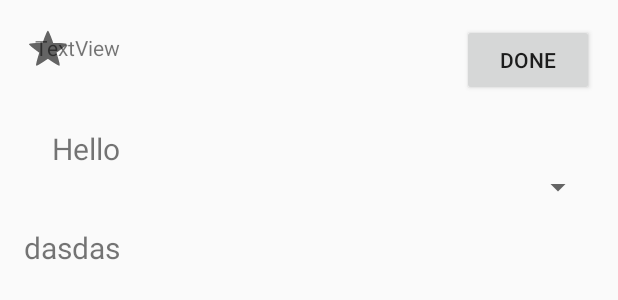
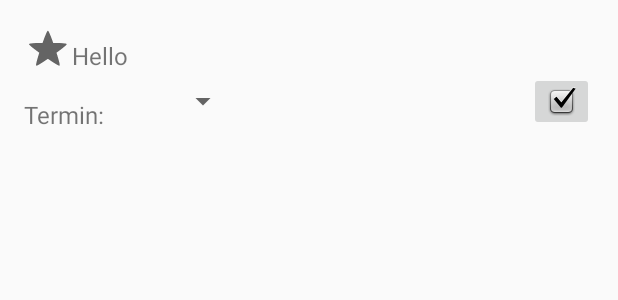
Before and after one commit to sekut1626/todo, an Android app: the layout item_todo.xml on its own in the app's theme, with its tools: preview values and no code run, on a phone screen of 412 x 824 dp. Shown: the top 300 px of the screen. Run offline under Robolectric (Android 15) with nearby library versions, the phone set to English and light mode, and no system bars.

Commit message:
drobne poprawki wizualne

```diff
--- a/app/src/main/java/com/example/sebastian/mytodo/DatePickerFragment.java
+++ b/app/src/main/java/com/example/sebastian/mytodo/DatePickerFragment.java
@@ -30,7 +30,7 @@ public class DatePickerFragment extends DialogFragment
     public void onDateSet(DatePicker view, int year, int month, int day) {
         // Do something with the date chosen by the user
         TextView tv1= (TextView) getActivity().findViewById(R.id.textViewDate);
-        tv1.setText("Termin "+view.getYear()+view.getMonth()+view.getDayOfMonth());
+        tv1.setText("Termin: "+view.getYear()+"-"+view.getMonth()+"-"+view.getDayOfMonth());
 
     }
 
--- a/app/src/main/res/layout/item_todo.xml
+++ b/app/src/main/res/layout/item_todo.xml
@@ -11,69 +11,55 @@
     android:paddingTop="@dimen/activity_vertical_margin"
     tools:context="com.example.sebastian.mytodo.MainActivity">
 
-
         <CheckBox
             android:layout_width="wrap_content"
             android:layout_height="wrap_content"
-        android:layout_below="@+id/taketask"
-        android:layout_marginTop="0dp"
             android:id="@+id/checkBox1"
             android:onClick="setCheckBoxStar"
-        style="?android:attr/starStyle"/>
+            style="?android:attr/starStyle"
+            android:layout_alignParentLeft="true"
+            android:layout_alignParentStart="true" />
 
+        <TextView
+            android:id="@+id/task_title"
+            android:layout_width="match_parent"
+            android:layout_height="wrap_content"
+            android:text="Hello"
+            android:textSize="16sp"
+            android:layout_alignBottom="@+id/checkBox1"
+            android:layout_toRightOf="@+id/checkBox1"
+            android:layout_toEndOf="@+id/checkBox1" />
 
-    <Button
-        android:id="@+id/deleteTask"
+        <Spinner
             android:layout_width="wrap_content"
             android:layout_height="wrap_content"
-        android:layout_alignParentEnd="true"
+            android:id="@+id/spinner2"
+            android:layout_weight="1"
+            android:layout_below="@+id/task_title"
+            android:layout_toRightOf="@+id/dataKurwa"
+            android:layout_toEndOf="@+id/dataKurwa"
+            android:layout_marginLeft="42dp"
+            android:layout_marginStart="42dp"
+            android:layout_alignBottom="@+id/dataKurwa" />
+
+        <ImageButton
+            android:layout_width="wrap_content"
+            android:layout_height="wrap_content"
+            app:srcCompat="@android:drawable/checkbox_on_background"
+            android:id="@+id/imageButtonDelete"
+            android:onClick="deleteTask"
+            android:layout_below="@+id/task_title"
             android:layout_alignParentRight="true"
-        android:text="Done"
-        android:onClick="deleteTask" />
+            android:layout_alignParentEnd="true" />
 
         <TextView
         android:id="@+id/dataKurwa"
         android:layout_width="wrap_content"
         android:layout_height="wrap_content"
-        android:text="dasdas"
-        android:textSize="20sp"
-        android:layout_below="@+id/deleteTask"
+        android:text="Termin:"
+        android:textSize="16sp"
+            android:layout_alignBottom="@+id/imageButtonDelete"
             android:layout_alignParentLeft="true"
-        android:layout_alignParentStart="true"
-        android:layout_marginTop="87dp" />
-
-    <Spinner
-        android:layout_width="match_parent"
-        android:layout_height="wrap_content"
-        android:id="@+id/spinner2"
-        android:layout_weight="1"
-        android:layout_alignBottom="@+id/dataKurwa"
-        android:layout_toRightOf="@+id/dataKurwa"
-        android:layout_toEndOf="@+id/dataKurwa"
-        android:layout_marginLeft="86dp"
-        android:layout_marginStart="86dp"
-        android:layout_marginBottom="42dp" />
-
-    <TextView
-        android:id="@+id/task_title"
-        android:layout_width="wrap_content"
-        android:layout_height="wrap_content"
-        android:text="Hello"
-        android:textSize="20sp"
-        android:layout_above="@+id/spinner2"
-        android:layout_alignRight="@+id/textView2"
-        android:layout_alignEnd="@+id/textView2" />
-
-    <TextView
-        android:text="TextView"
-        android:layout_width="wrap_content"
-        android:layout_height="wrap_content"
-        android:id="@+id/textView2"
-        android:layout_weight="1"
-        android:layout_alignBaseline="@+id/checkBox1"
-        android:layout_alignBottom="@+id/checkBox1"
-        android:layout_alignRight="@+id/dataKurwa"
-        android:layout_alignEnd="@+id/dataKurwa" />
-
+            android:layout_alignParentStart="true" />
 
 </RelativeLayout>
--- a/app/src/main/res/layout/spinner_layout.xml
+++ b/app/src/main/res/layout/spinner_layout.xml
@@ -1,7 +1,7 @@
 <?xml version="1.0" encoding="utf-8"?>
 <!--  Single Item Design -->
 <LinearLayout xmlns:android= "http://schemas.android.com/apk/res/android"
-    android:layout_width="match_parent"
+    android:layout_width="wrap_content"
     android:layout_height="wrap_content"
     android:orientation="horizontal"
     >
@@ -14,7 +14,7 @@
         />
     <TextView
         android:id="@+id/txt"
-        android:layout_width="wrap_content"
+        android:layout_width="0dp"
         android:layout_height="wrap_content"
         android:padding="10dp"
         android:layout_gravity="center_vertical"
```
Also changed, not shown: app/src/main/java/com/example/sebastian/mytodo/MainActivity.java (+4 -4 lines), app/src/main/res/layout/activity_main.xml (+33 -29 lines). Lines whose indentation alone changed are shown as unchanged.
